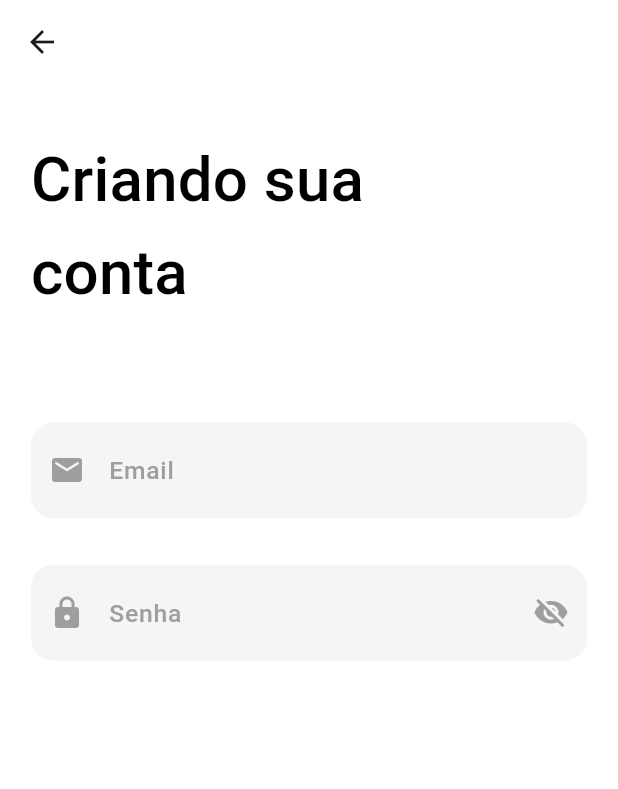
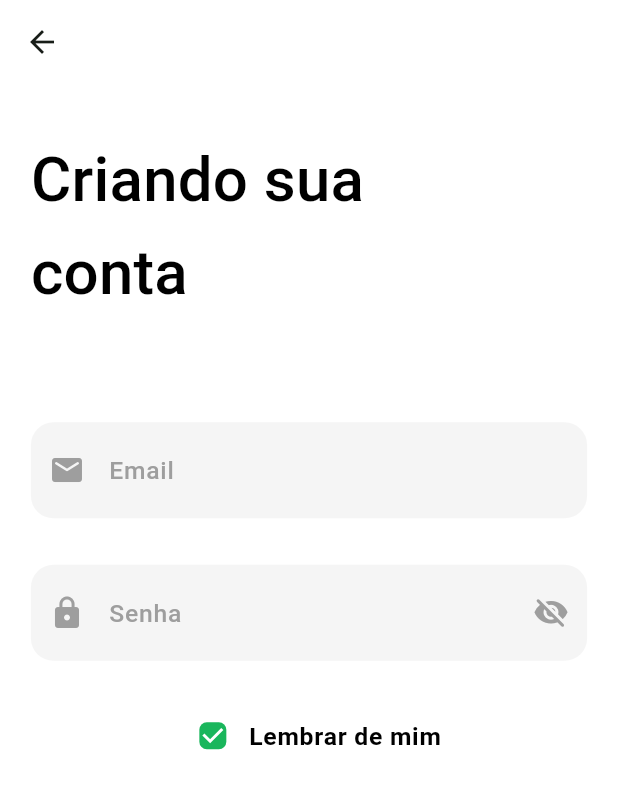
Before and after one commit to JoseVinicius-P/AluExpress-Flutter, a Flutter app: the CreateAccountPage screen opened by its route, on a phone screen of 412 x 824 dp. Shown: the top 789 px of the screen. Run offline on Flutter 3.47's test engine with Material 2 defaults, Android fonts, the phone set to English and light mode, and no system bars; drawn by our look-alikes of auto_size_text; our stand-ins replace carousel_slider, device_preview, flutter_modular, flutter_triple, mask_text_input_formatter, responsive_builder.

Commit message:
feat: Addionando widget "Lembrar de mim"

```diff
--- a/lib/app/modules/authentication/pages/create_account_page.dart
+++ b/lib/app/modules/authentication/pages/create_account_page.dart
@@ -1,6 +1,8 @@
+import 'package:auto_size_text/auto_size_text.dart';
 import 'package:flutter/material.dart';
 import 'package:luguel/app/modules/authentication/widgets/text_field_widget.dart';
 import 'package:luguel/app/modules/authentication/widgets/title_widget.dart';
+import 'package:luguel/app/shared/my_colors.dart';
 import 'package:responsive_builder/responsive_builder.dart';
 
 class CreateAccountPage extends StatefulWidget {
@@ -26,6 +28,7 @@ class CreateAccountPageState extends State<CreateAccountPage> {
             ),
             Expanded(
                 child: Column(
+                  crossAxisAlignment: CrossAxisAlignment.center,
                   children: [
                     TextFieldWidget(
                         hint: 'Email',
@@ -39,7 +42,8 @@ class CreateAccountPageState extends State<CreateAccountPage> {
                         enable: true,
                         icon: Icons.lock,
                         keyboardType: TextInputType.visiblePassword
-                    )
+                    ),
+                    ChekboxRememberMe(checked: true, onChanged: (isChecked){},)
                   ],
                 )
             ),
@@ -52,3 +56,53 @@ class CreateAccountPageState extends State<CreateAccountPage> {
     );
   }
 }
+
+class ChekboxRememberMe extends StatefulWidget {
+  const ChekboxRememberMe({
+    super.key, required this.onChanged, required this.checked,
+  });
+  final Function(bool?) onChanged;
+  final bool checked;
+
+  @override
+  State<ChekboxRememberMe> createState() => _ChekboxRememberMeState();
+}
+
+class _ChekboxRememberMeState extends State<ChekboxRememberMe> {
+  late bool isChecked;
+
+  @override
+  void initState() {
+    super.initState();
+    isChecked = widget.checked;
+  }
+
+
+  @override
+  Widget build(BuildContext context) {
+    var theme = Theme.of(context);
+    return Row(
+      mainAxisAlignment: MainAxisAlignment.center,
+      children: [
+        Checkbox(
+          shape: RoundedRectangleBorder(
+            borderRadius: BorderRadius.circular(5.0), // Personaliza o arredondamento
+          ),
+          value: isChecked,
+          activeColor: MyColors.primaryColor,
+          onChanged: (isChecked){
+            setState(() {
+              this.isChecked = isChecked!;
+            });
+            widget.onChanged(isChecked);
+          },
+        ),
+        AutoSizeText(
+          "Lembrar de mim",
+          style: theme.textTheme.labelSmall!.copyWith(color: Colors.black, fontWeight: FontWeight.bold),
+          maxLines: 1,
+        ),
+      ],
+    );
+  }
+}
```
